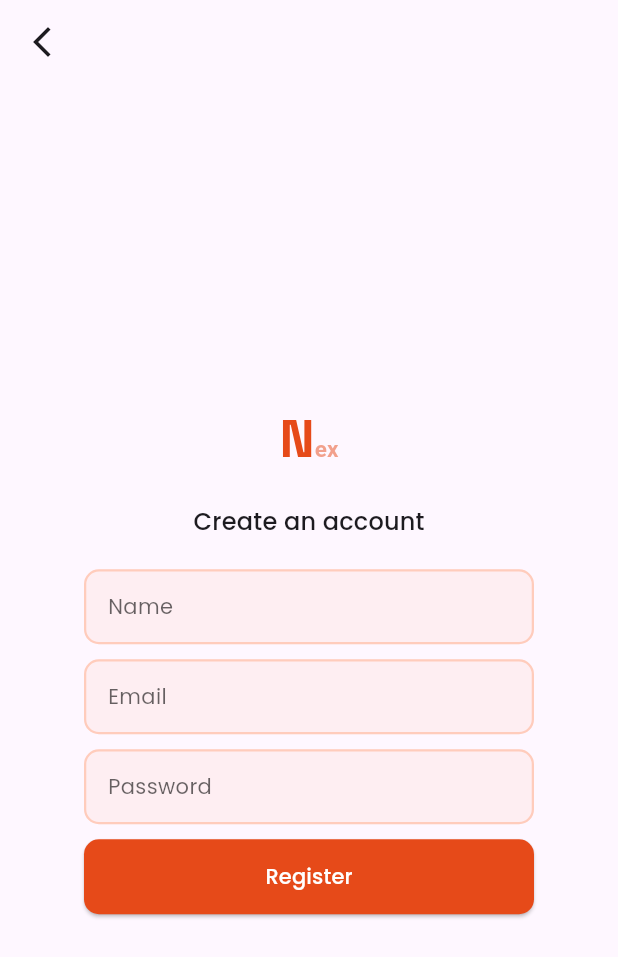
After one commit to kaiumallimon/nex, a Flutter app: the screen it shows after launch, after a tap on "Sign up", on a phone screen of 412 x 824 dp. The commit adds this screen. Shown: the top 957 px of the screen. Run offline on Flutter 3.47's test engine with Material 3 defaults, Android fonts, the phone set to English and light mode, and no system bars; our stand-ins replace flutter_dotenv, google_fonts, hive, hive_flutter, supabase_flutter; accounts and stored records are empty; network calls fail.

Commit message:
Integrate Supabase and Hive for user authentication and data storage. Implement login and registration functionality with corresponding providers and services. Update UI components for login and registration pages. Add custom dialog for error handling. Enhance splash screen logic to redirect based on user authentication status. Include necessary dependencies in pubspec.yaml and update platform-specific plugin registrations.

```diff
--- /dev/null
+++ b/lib/app/providers/register_provider.dart
@@ -0,0 +1,61 @@
+import 'package:flutter/material.dart';
+import 'package:nex/app/services/register_service.dart';
+import 'package:nex/app/views/widgets/custom_dialog.dart';
+
+class RegisterProvider extends ChangeNotifier {
+  final TextEditingController nameController = TextEditingController();
+  final TextEditingController emailController = TextEditingController();
+  final TextEditingController passwordController = TextEditingController();
+  final RegisterService registerService = RegisterService();
+  bool isLoading = false;
+
+  Future<void> register(BuildContext context) async {
+    if (nameController.text.isEmpty ||
+        emailController.text.isEmpty ||
+        passwordController.text.isEmpty) {
+      customDialog(context, 'Error', 'Please fill all the fields');
+    }
+
+    try {
+      isLoading = true;
+      notifyListeners();
+
+      final response = await registerService.registerUser(
+        name: nameController.text,
+        email: emailController.text,
+        password: passwordController.text,
+      );
+
+      if (response.containsKey('data') &&
+          response['data'] != null &&
+          response['success']) {
+        if (context.mounted) {
+          customDialog(context, 'Success', response['message']);
+          clearControllers();
+          notifyListeners();
+        }
+
+
+      } else {
+        if (context.mounted) {
+          customDialog(context, 'Error', response['message']);
+        }
+      }
+    } catch (e) {
+      isLoading = false;
+      notifyListeners();
+      if (context.mounted) {
+        customDialog(context, 'Error', e.toString());
+      }
+    } finally {
+      isLoading = false;
+      notifyListeners();
+    }
+  }
+
+  void clearControllers() {
+    nameController.clear();
+    emailController.clear();
+    passwordController.clear();
+  }
+}
--- a/lib/app/providers/splash_provider.dart
+++ b/lib/app/providers/splash_provider.dart
@@ -1,14 +1,25 @@
 import 'package:flutter/cupertino.dart';
 import 'package:nex/app/views/pages/login_page.dart';
+import 'package:nex/app/views/pages/wrapper_page.dart';
+import 'package:supabase_flutter/supabase_flutter.dart';
 
 class SplashProvider extends ChangeNotifier {
   void goNextPage(BuildContext context) async {
     await Future.delayed(const Duration(seconds: 3));
 
+    // Check if user is logged in
+    final isLoggedIn = Supabase.instance.client.auth.currentUser != null;
+
+    debugPrint('Is Logged In: $isLoggedIn');
+    debugPrint('Current User: ${Supabase.instance.client.auth.currentUser}');
+
     if (context.mounted) {
       Navigator.pushReplacement(
         context,
-        CupertinoPageRoute(builder: (context) => const LoginPage()),
+        CupertinoPageRoute(
+          builder: (context) =>
+              isLoggedIn ? const WrapperPage() : const LoginPage(),
+        ),
       );
     }
   }
--- a/lib/app/views/pages/login_page.dart
+++ b/lib/app/views/pages/login_page.dart
@@ -13,9 +13,9 @@ class LoginPage extends StatelessWidget {
     // get provider
     final loginProvider = Provider.of<LoginProvider>(context);
 
-
     return Scaffold(
-      body: Center(
+      body: SafeArea(
+        child: Center(
           child: Column(
             mainAxisAlignment: MainAxisAlignment.center,
             children: [
@@ -44,12 +44,36 @@ class LoginPage extends StatelessWidget {
 
               CustomButton(
                 text: 'Login',
-              isLoading: false,
-              onPressed: () {
-                loginProvider.login(context);
+                isLoading: loginProvider.isLoading,
+                onPressed: () async {
+                  await loginProvider.login(context);
                 },
               ),
+
+              const SizedBox(height: 10),
+
+              Row(
+                mainAxisAlignment: MainAxisAlignment.center,
+                children: [
+                  Text(
+                    'Don\'t have an account?',
+                    style: Theme.of(context).textTheme.bodyMedium,
+                  ),
+                  TextButton(
+                    onPressed: () {
+                      loginProvider.goToRegisterPage(context);
+                    },
+                    child: Text(
+                      'Sign up',
+                      style: Theme.of(context).textTheme.bodyMedium?.copyWith(
+                        color: Theme.of(context).primaryColorDark,
+                      ),
+                    ),
+                  ),
                 ],
+              ),
+            ],
+          ),
         ),
       ),
     );
--- /dev/null
+++ b/lib/app/views/pages/register_page.dart
@@ -0,0 +1,71 @@
+import 'package:flutter/material.dart';
+import 'package:nex/app/providers/register_provider.dart';
+import 'package:nex/app/views/widgets/app_logo.dart';
+import 'package:nex/app/views/widgets/custom_button.dart';
+import 'package:nex/app/views/widgets/custom_textfield.dart';
+import 'package:provider/provider.dart';
+
+class RegisterPage extends StatelessWidget {
+  const RegisterPage({super.key});
+
+  @override
+  Widget build(BuildContext context) {
+    // Get the register provider
+    final registerProvider = Provider.of<RegisterProvider>(context);
+
+    return Scaffold(
+      appBar: AppBar(
+        leading: IconButton(
+          onPressed: () {
+            if (context.mounted) {
+              Navigator.pop(context);
+            }
+          },
+          icon: const Icon(Icons.arrow_back_ios_new),
+        ),
+      ),
+      body: SafeArea(
+        child: Center(
+          child: Column(
+            mainAxisAlignment: MainAxisAlignment.center,
+            children: [
+              AppLogo(),
+              const SizedBox(height: 20),
+              Text(
+                'Create an account',
+                style: Theme.of(context).textTheme.titleMedium,
+              ),
+              const SizedBox(height: 20),
+              CustomTextField(
+                isReadOnly: registerProvider.isLoading,
+                hintText: 'Name',
+                controller: registerProvider.nameController,
+              ),
+              const SizedBox(height: 10),
+              CustomTextField(
+                isReadOnly: registerProvider.isLoading,
+                hintText: 'Email',
+                controller: registerProvider.emailController,
+              ),
+              const SizedBox(height: 10),
+              CustomTextField(
+                isReadOnly: registerProvider.isLoading,
+                hintText: 'Password',
+                controller: registerProvider.passwordController,
+                isPassword: true,
+              ),
+              const SizedBox(height: 10),
+              CustomButton(
+                isLoading: registerProvider.isLoading,
+                text: 'Register',
+                onPressed: () async {
+                  await registerProvider.register(context);
+                },
+              ),
+            ],
+          ),
+        ),
+      ),
+    );
+  }
+}
--- a/lib/main.dart
+++ b/lib/main.dart
@@ -1,15 +1,22 @@
-import 'package:flutter/cupertino.dart';
 import 'package:flutter/material.dart';
+import 'package:flutter_dotenv/flutter_dotenv.dart';
 import 'package:google_fonts/google_fonts.dart';
-import 'package:nex/app/providers/auth_provider.dart';
+import 'package:hive_flutter/hive_flutter.dart';
 import 'package:nex/app/providers/login_provider.dart';
+import 'package:nex/app/providers/register_provider.dart';
 import 'package:nex/app/providers/splash_provider.dart';
 import 'package:nex/app/views/pages/splash_page.dart';
 import 'package:provider/provider.dart';
+import 'package:supabase_flutter/supabase_flutter.dart';
 
 void main() async {
   WidgetsFlutterBinding.ensureInitialized();
-
+  await dotenv.load(fileName: '.env');
+  await Supabase.initialize(
+    url: dotenv.env['SUPABASE_URL'] ?? '',
+    anonKey: dotenv.env['SUPABASE_KEY'] ?? '',
+  );
+  await Hive.initFlutter();
   runApp(const MyApp());
 }
 
@@ -22,6 +29,7 @@ class MyApp extends StatelessWidget {
       providers: [
         ChangeNotifierProvider(create: (context) => SplashProvider()),
         ChangeNotifierProvider(create: (context) => LoginProvider()),
+        ChangeNotifierProvider(create: (context) => RegisterProvider()),
       ],
       child: MaterialApp(
         debugShowCheckedModeBanner: false,
```
Also changed, not shown: lib/app/providers/login_provider.dart (+66 -29 lines), lib/app/services/login_service.dart (added, +35 -0 lines), lib/app/services/register_service.dart (added, +76 -0 lines), lib/app/views/pages/wrapper_page.dart (+16 -1 lines), lib/app/views/widgets/custom_dialog.dart (added, +25 -0 lines), pubspec.yaml (+6 -2 lines), pubspec.lock, 5 other files. Lines whose indentation alone changed are shown as unchanged.
